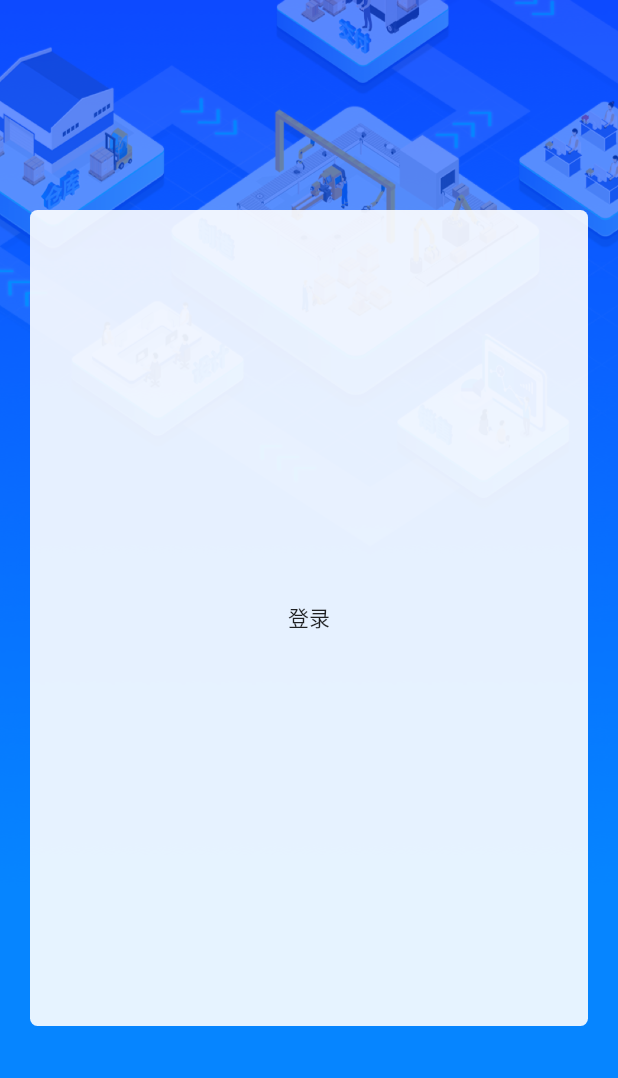
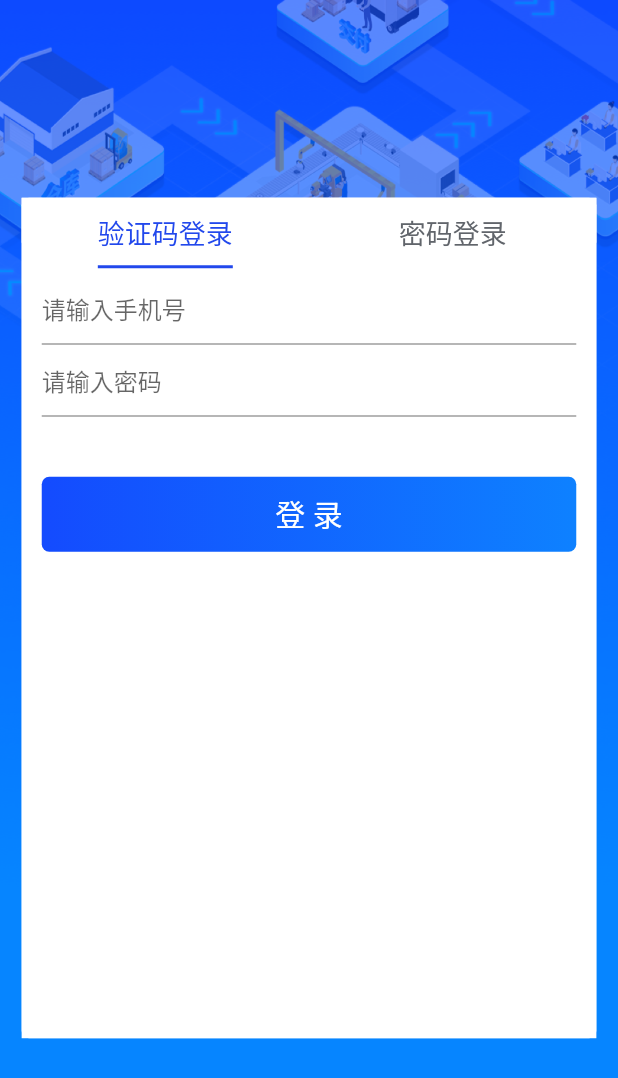
Before and after one commit to baixiaoyu2997/flutter_learn, a Flutter app: the screen it shows after launch, on a phone screen of 412 x 824 dp. Shown: the top 1078 px of the screen. Run offline on Flutter 3.47's test engine with Material 2 defaults, Android fonts, the light colour scheme and no system bars.

Commit message:
登录页更新

```diff
--- a/lib/login.dart
+++ b/lib/login.dart
@@ -17,20 +17,151 @@ class _LoginWidgetState extends State<LoginWidget> {
           fit: BoxFit.fill,
         ),
       ),
-      child: Padding(
-        padding: EdgeInsets.symmetric(vertical: 140,horizontal: 20),
-        child: DecoratedBox(
-            decoration: BoxDecoration(
-                borderRadius: BorderRadius.circular(5.0),
-                color: Color.fromRGBO(255, 255, 255, 0.9)),
-            child: MaterialButton(
-                child: Text('登录'),
-                onPressed: () {
-                  Navigator.push(context, MaterialPageRoute(builder: (context) {
-                    return HomeWidget();
-                  }));
-                })),
+      child: FractionallySizedBox(
+        widthFactor: 0.93,
+        heightFactor: 0.68,
+        child: _LoginForm(),
       ),
     );
   }
 }
+
+class _LoginForm extends StatefulWidget {
+  _LoginForm({Key key}) : super(key: key);
+  @override
+  _LoginFormState createState() => _LoginFormState();
+}
+
+class _LoginFormState extends State<_LoginForm> {
+  List titleList = ['验证码登录', '密码登录'];
+  int activeTab = 0;
+  changeActiveTab(index) {
+    setState(() {
+      activeTab = index;
+    });
+  }
+
+  @override
+  Widget build(BuildContext context) {
+    return DecoratedBox(
+      decoration: BoxDecoration(
+        borderRadius: BorderRadius.circular(5.0),
+        color: Color.fromRGBO(255, 255, 255, 0.9),
+      ),
+      child: DefaultTabController(
+        length: titleList.length,
+        child: new Scaffold(
+          backgroundColor: Colors.white,
+          appBar: PreferredSize(
+            preferredSize: Size.fromHeight(30),
+            child: AppBar(
+              backgroundColor: Colors.white,
+              // centerTitle: true,
+              elevation: 0.0, //导航栏下面阴影
+              flexibleSpace: Column(
+                mainAxisAlignment: MainAxisAlignment.center,
+                crossAxisAlignment: CrossAxisAlignment.center,
+                children: <Widget>[_buildTabBar()],
+              ),
+            ),
+          ),
+          body: _FormWidget(),
+        ),
+      ),
+    );
+  }
+
+  Widget _buildTabBar() {
+    final Color activedColor = Color(0xff2248ec);
+
+    return TabBar(
+      isScrollable: false, //是否可滑动
+      unselectedLabelColor: Color(0xff61656b), //未选中文字颜色
+      labelColor: activedColor, //选中文字颜色
+      labelStyle: TextStyle(fontSize: 18), //文字样式
+      indicatorSize:
+          TabBarIndicatorSize.label, //滑块指示器宽度是根据内容来适应,还是与整块那么大(label表示根据内容来适应)
+      indicatorWeight: 2.0, //滑块高度
+      indicatorColor: activedColor, //滑动颜色
+      indicatorPadding: EdgeInsets.only(bottom: 1), //与底部距离为1
+      onTap: changeActiveTab,
+      tabs: titleList.map((text) {
+        //tabs表示具体的内容,是一个数组
+        return new Tab(
+          text: text,
+        );
+      }).toList(),
+    );
+  }
+}
+
+class _FormWidget extends StatefulWidget {
+  _FormWidget({Key key}) : super(key: key);
+
+  @override
+  _FormWidgetState createState() => _FormWidgetState();
+}
+
+class _FormWidgetState extends State<_FormWidget> {
+  TextEditingController _phoneController = TextEditingController();
+  @override
+  Widget build(BuildContext context) {
+    return Container(
+      alignment: Alignment.center,
+      padding: EdgeInsets.symmetric(vertical: 20),
+      child: FractionallySizedBox(
+        widthFactor: 0.93,
+        child: Form(
+          autovalidate: true,
+          child: Column(
+            crossAxisAlignment: CrossAxisAlignment.stretch,
+            children: <Widget>[
+              TextFormField(
+                // autofocus: true,
+                controller: _phoneController,
+                decoration: InputDecoration(hintText: "请输入手机号"),
+              ),
+              TextFormField(
+                // autofocus: true,
+                // controller: _phoneController,
+                decoration: InputDecoration(hintText: "请输入密码"),
+              ),
+              Padding(
+                padding: const EdgeInsets.only(top: 40),
+                child: gradientButton(),
+              )
+            ],
+          ),
+        ),
+      ),
+    );
+  }
+  // 登录按钮
+  Widget gradientButton() {
+    return Container(
+      decoration: BoxDecoration(
+          gradient: LinearGradient(colors: [Color(0xff144bfe), Color(0xff0e81ff)]),// 渐变色
+          borderRadius: BorderRadius.circular(5)
+      ),
+      child: RaisedButton(
+        shape: RoundedRectangleBorder(
+            borderRadius: BorderRadius.circular(5)
+        ),
+        color: Colors.transparent, // 设为透明色
+        elevation: 0, // 正常时阴影隐藏
+        highlightElevation: 0, // 点击时阴影隐藏
+        onPressed: (){},
+        child: Container(
+          alignment: Alignment.center,
+          height: 50,
+          child: Text('登 录', style: TextStyle(color: Colors.white, fontSize: 20),),
+        ),
+      ),
+    );
+  }
+}
+// onPressed: () {
+//               Navigator.push(context, MaterialPageRoute(builder: (context) {
+//                 return HomeWidget();
+//               }));
+//             }
```
